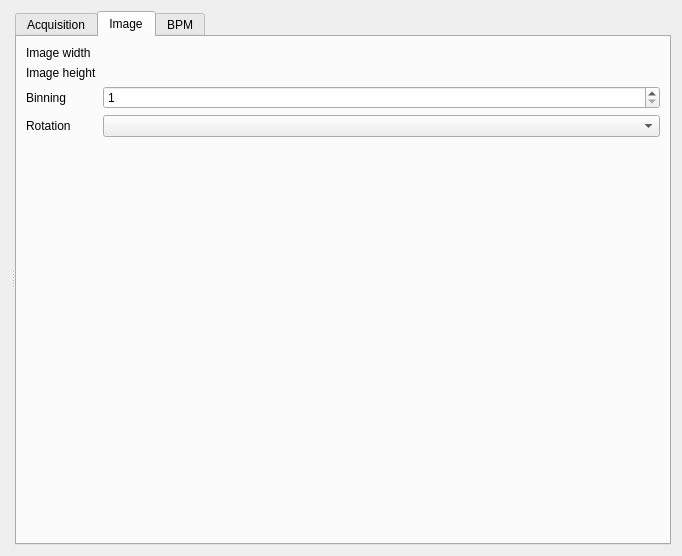
First picture: the form in src/tgconf_beamviewer/panels/camera.ui, repository MaxIV-KitsControls/app-maxiv-beamviewer, before the edit.
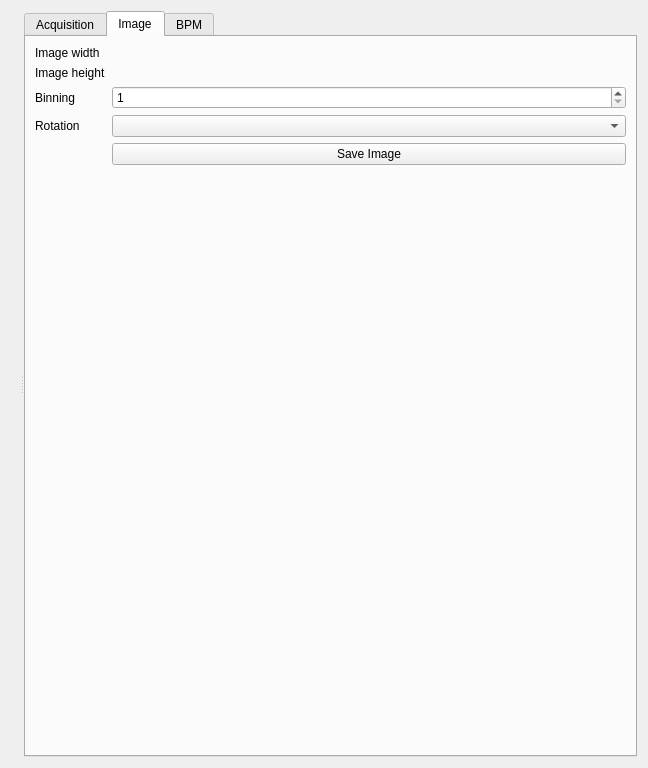
Second picture: the form after the edit. Custom widgets are drawn as their Qt base class.

```diff
--- a/src/tgconf_beamviewer/panels/camera.ui
+++ b/src/tgconf_beamviewer/panels/camera.ui
@@ -6,8 +6,8 @@
    <rect>
     <x>0</x>
     <y>0</y>
-    <width>682</width>
-    <height>556</height>
+    <width>648</width>
+    <height>768</height>
    </rect>
   </property>
   <property name="windowTitle">
@@ -19,10 +19,28 @@
      <property name="orientation">
       <enum>Qt::Horizontal</enum>
      </property>
-     <widget class="QWidget" name="verticalLayoutWidget">
+     <widget class="QWidget" name="camera_image_widget" native="true">
+      <property name="sizePolicy">
+       <sizepolicy hsizetype="Expanding" vsizetype="Preferred">
+        <horstretch>0</horstretch>
+        <verstretch>0</verstretch>
+       </sizepolicy>
+      </property>
+      <property name="minimumSize">
+       <size>
+        <width>9</width>
+        <height>0</height>
+       </size>
+      </property>
       <layout class="QVBoxLayout" name="cameraImageContainer"/>
      </widget>
      <widget class="QTabWidget" name="tabWidget">
+      <property name="sizePolicy">
+       <sizepolicy hsizetype="Expanding" vsizetype="Expanding">
+        <horstretch>0</horstretch>
+        <verstretch>0</verstretch>
+       </sizepolicy>
+      </property>
       <property name="currentIndex">
        <number>1</number>
       </property>
@@ -177,6 +195,13 @@
           </property>
          </widget>
         </item>
+        <item row="5" column="1">
+         <widget class="QPushButton" name="image_save_button">
+          <property name="text">
+           <string>Save Image</string>
+          </property>
+         </widget>
+        </item>
        </layout>
       </widget>
       <widget class="QWidget" name="tab_3">
```
